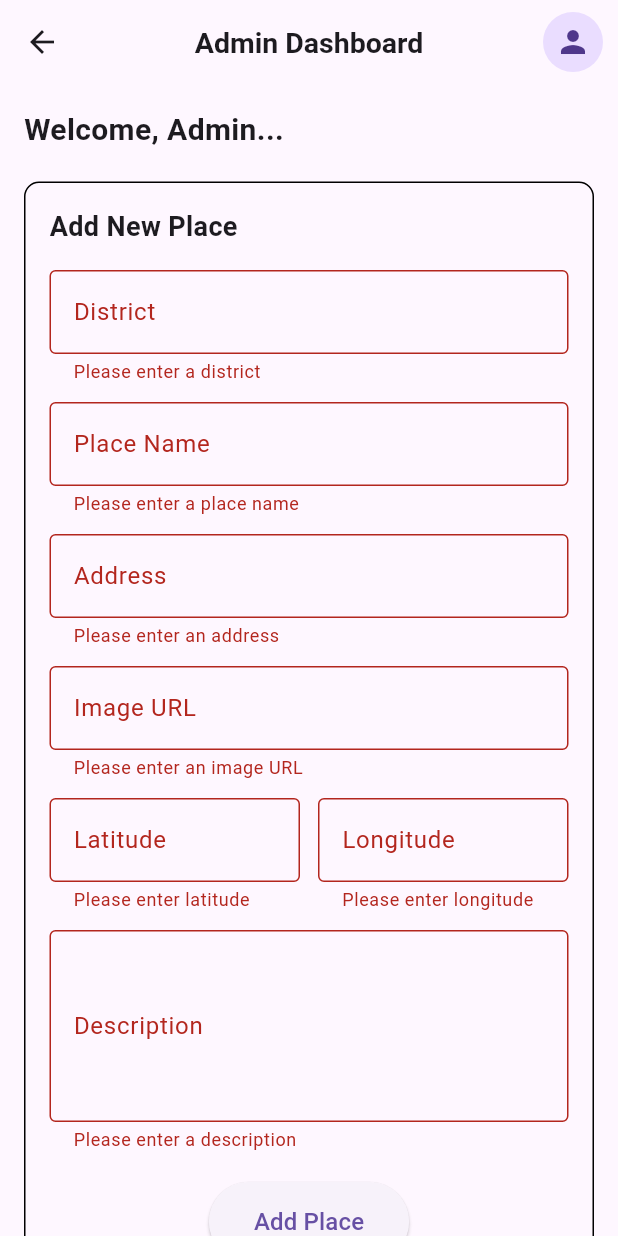
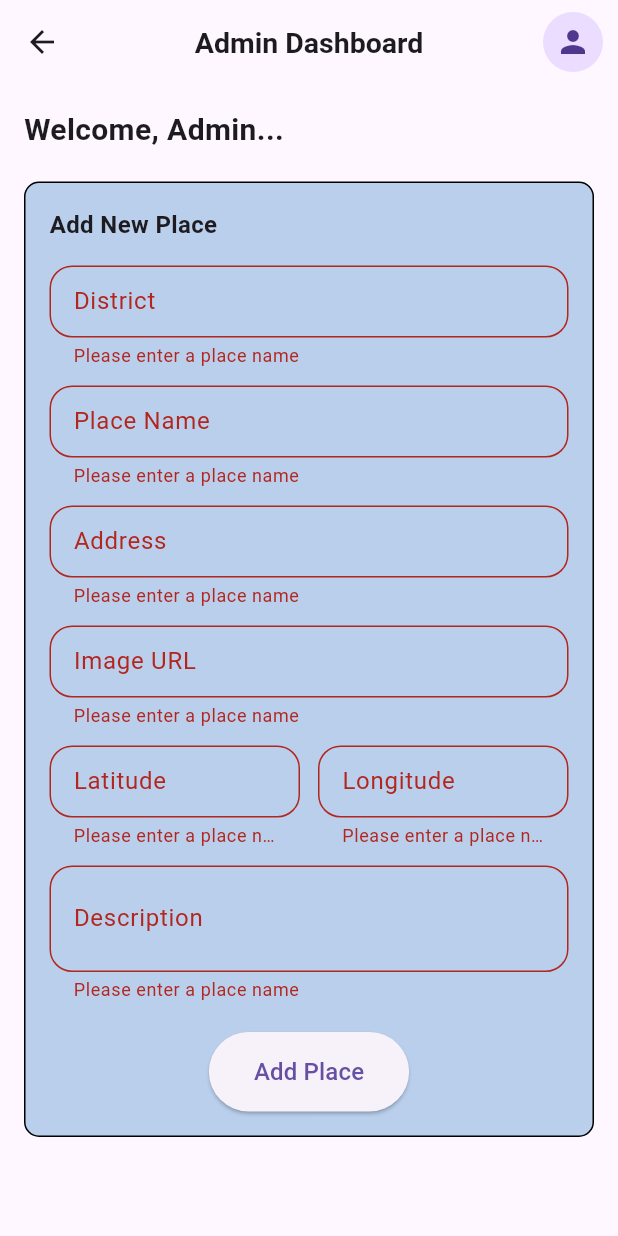
Before and after one commit to WickramaarachchiBS/CGP-TRAVO, a Flutter app: the AdminScreen screen opened by its route, after a tap on "Add Place", on a phone screen of 412 x 824 dp. Run offline on Flutter 3.47's test engine with Material 3 defaults, Android fonts, the phone set to English and light mode, and no system bars; our stand-ins replace cached_network_image, cloud_firestore, firebase_auth, firebase_core, geocoding, geolocator and 1 more; accounts and stored records are empty.

Commit message:
admin screen: add place finished

```diff
--- a/lib/screens/admin_screen.dart
+++ b/lib/screens/admin_screen.dart
@@ -119,6 +119,7 @@ class AdminScreen extends StatelessWidget {
               Container(
                 padding: const EdgeInsets.all(16.0),
                 decoration: BoxDecoration(
+                  color: Color(0xffb9cfec),
                   border: Border.all(color: Colors.black),
                   borderRadius: BorderRadius.circular(10),
                 ),
@@ -128,132 +129,32 @@ class AdminScreen extends StatelessWidget {
                     const Text(
                       'Add New Place',
                       style: TextStyle(
-                        fontSize: 18,
+                        fontSize: 16,
                         fontWeight: FontWeight.bold,
                       ),
                     ),
                     const SizedBox(height: 16),
-                    TextFormField(
-                      controller: districtController,
-                      decoration: const InputDecoration(
-                        labelText: 'District',
-                        border: OutlineInputBorder(),
-                        hintText: 'Enter district name',
-                      ),
-                      validator: (value) {
-                        if (value == null || value.isEmpty) {
-                          return 'Please enter a district';
-                        }
-                        return null;
-                      },
-                    ),
+                    TextField(controller: districtController, labelText: 'District', maxLines: 1),
                     const SizedBox(height: 12),
-                    TextFormField(
-                      controller: nameController,
-                      decoration: const InputDecoration(
-                        labelText: 'Place Name',
-                        border: OutlineInputBorder(),
-                        hintText: 'Enter place name',
-                      ),
-                      validator: (value) {
-                        if (value == null || value.isEmpty) {
-                          return 'Please enter a place name';
-                        }
-                        return null;
-                      },
-                    ),
+                    TextField(controller: nameController, labelText: 'Place Name', maxLines: 1),
                     const SizedBox(height: 12),
-                    TextFormField(
-                      controller: addressController,
-                      decoration: const InputDecoration(
-                        labelText: 'Address',
-                        border: OutlineInputBorder(),
-                        hintText: 'Enter full address',
-                      ),
-                      validator: (value) {
-                        if (value == null || value.isEmpty) {
-                          return 'Please enter an address';
-                        }
-                        return null;
-                      },
-                    ),
+                    TextField(controller: addressController, labelText: 'Address', maxLines: 1),
                     const SizedBox(height: 12),
-                    TextFormField(
-                      controller: imageUrlController,
-                      decoration: const InputDecoration(
-                        labelText: 'Image URL',
-                        border: OutlineInputBorder(),
-                        hintText: 'Enter image URL',
-                      ),
-                      validator: (value) {
-                        if (value == null || value.isEmpty) {
-                          return 'Please enter an image URL';
-                        }
-                        return null;
-                      },
-                    ),
+                    TextField(controller: imageUrlController, labelText: 'Image URL', maxLines: 1),
                     const SizedBox(height: 12),
                     Row(
                       children: [
                         Expanded(
-                          child: TextFormField(
-                            controller: latController,
-                            decoration: const InputDecoration(
-                              labelText: 'Latitude',
-                              border: OutlineInputBorder(),
-                              hintText: 'Enter latitude',
-                            ),
-                            keyboardType: TextInputType.number,
-                            validator: (value) {
-                              if (value == null || value.isEmpty) {
-                                return 'Please enter latitude';
-                              }
-                              if (double.tryParse(value) == null) {
-                                return 'Please enter a valid number';
-                              }
-                              return null;
-                            },
-                          ),
+                          child: TextField(controller: latController, labelText: 'Latitude', maxLines: 1),
                         ),
                         const SizedBox(width: 12),
                         Expanded(
-                          child: TextFormField(
-                            controller: lonController,
-                            decoration: const InputDecoration(
-                              labelText: 'Longitude',
-                              border: OutlineInputBorder(),
-                              hintText: 'Enter longitude',
-                            ),
-                            keyboardType: TextInputType.number,
-                            validator: (value) {
-                              if (value == null || value.isEmpty) {
-                                return 'Please enter longitude';
-                              }
-                              if (double.tryParse(value) == null) {
-                                return 'Please enter a valid number';
-                              }
-                              return null;
-                            },
-                          ),
+                          child: TextField(controller: lonController, labelText: 'Longitude', maxLines: 1),
                         ),
                       ],
                     ),
                     const SizedBox(height: 12),
-                    TextFormField(
-                      controller: descriptionController,
-                      decoration: const InputDecoration(
-                        labelText: 'Description',
-                        border: OutlineInputBorder(),
-                        hintText: 'Enter place description',
-                      ),
-                      maxLines: 4,
-                      validator: (value) {
-                        if (value == null || value.isEmpty) {
-                          return 'Please enter a description';
-                        }
-                        return null;
-                      },
-                    ),
+                    TextField(controller: descriptionController, labelText: 'Description', maxLines: 3),
                     const SizedBox(height: 20),
                     Center(
                       child: ElevatedButton(
@@ -280,3 +181,40 @@ class AdminScreen extends StatelessWidget {
     );
   }
 }
+
+class TextField extends StatelessWidget {
+  const TextField({
+    super.key,
+    required this.controller,
+    required this.labelText,
+    required this.maxLines,
+  });
+
+  final TextEditingController controller;
+  final String labelText;
+  final int maxLines;
+
+  @override
+  Widget build(BuildContext context) {
+    return TextFormField(
+      controller: controller,
+      style: TextStyle(
+        height: 0.8,
+      ),
+      decoration: InputDecoration(
+        labelText: labelText,
+        border: OutlineInputBorder(
+          borderRadius: BorderRadius.circular(15),
+        ),
+      ),
+      maxLines: maxLines,
+      cursorHeight: 20,
+      validator: (value) {
+        if (value == null || value.isEmpty) {
+          return 'Please enter a place name';
+        }
+        return null;
+      },
+    );
+  }
+}
```
